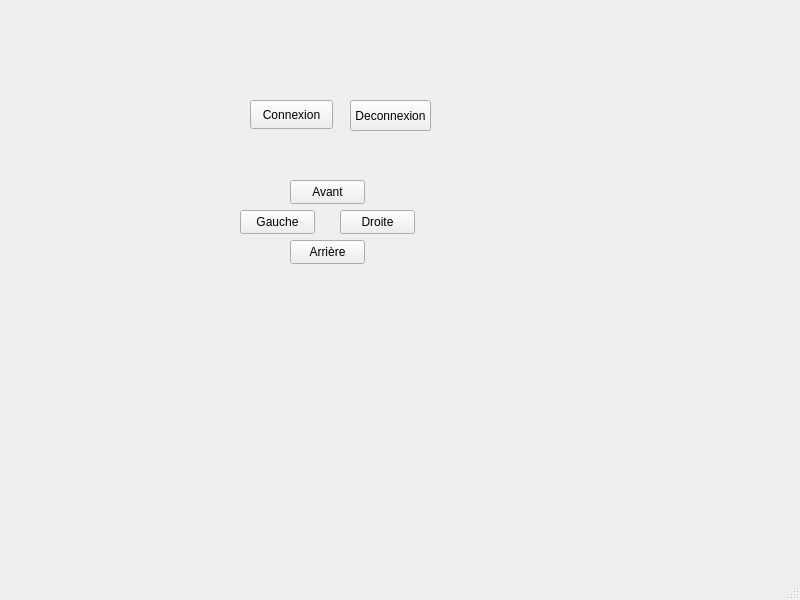
First picture: the form in mainwindow.ui, repository Quentin-Filleule/Wifi-Bot, before the edit.
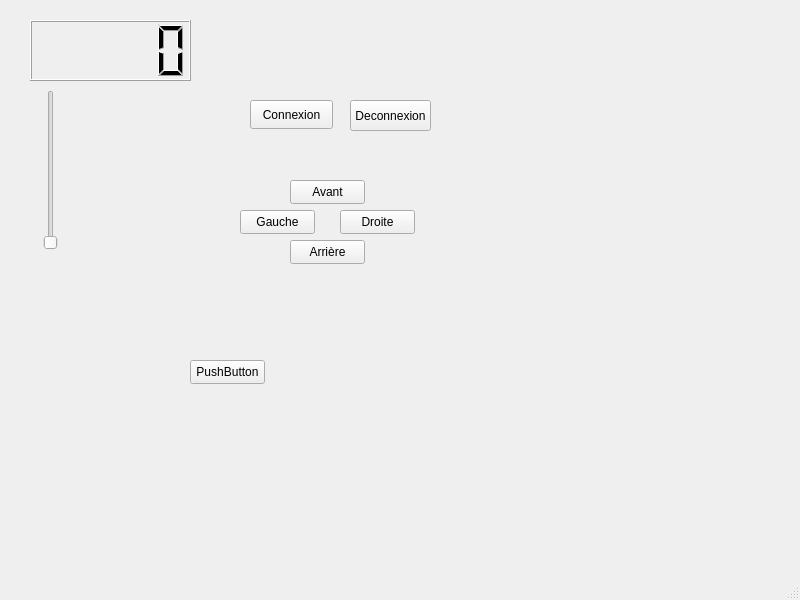
Second picture: the form after the edit.

The edit to the form file:
```diff
--- a/mainwindow.ui
+++ b/mainwindow.ui
@@ -107,6 +107,57 @@
      <bool>false</bool>
     </property>
    </widget>
+   <widget class="QPushButton" name="pushButton_7">
+    <property name="geometry">
+     <rect>
+      <x>190</x>
+      <y>360</y>
+      <width>75</width>
+      <height>24</height>
+     </rect>
+    </property>
+    <property name="text">
+     <string>PushButton</string>
+    </property>
+   </widget>
+   <widget class="QSlider" name="verticalSlider">
+    <property name="geometry">
+     <rect>
+      <x>40</x>
+      <y>90</y>
+      <width>22</width>
+      <height>160</height>
+     </rect>
+    </property>
+    <property name="minimum">
+     <number>75</number>
+    </property>
+    <property name="maximum">
+     <number>240</number>
+    </property>
+    <property name="orientation">
+     <enum>Qt::Vertical</enum>
+    </property>
+   </widget>
+   <widget class="QLCDNumber" name="lcdNumber">
+    <property name="geometry">
+     <rect>
+      <x>30</x>
+      <y>20</y>
+      <width>161</width>
+      <height>61</height>
+     </rect>
+    </property>
+    <property name="smallDecimalPoint">
+     <bool>false</bool>
+    </property>
+    <property name="digitCount">
+     <number>5</number>
+    </property>
+    <property name="value" stdset="0">
+     <double>0.000000000000000</double>
+    </property>
+   </widget>
   </widget>
   <widget class="QMenuBar" name="menubar">
    <property name="geometry">
```
